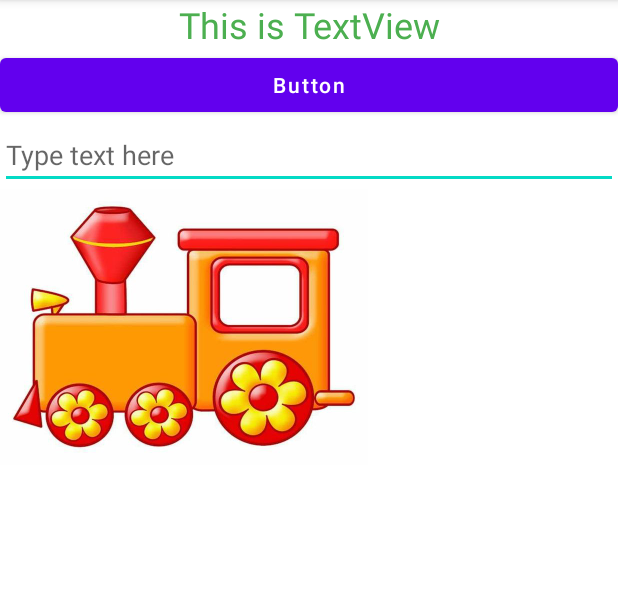
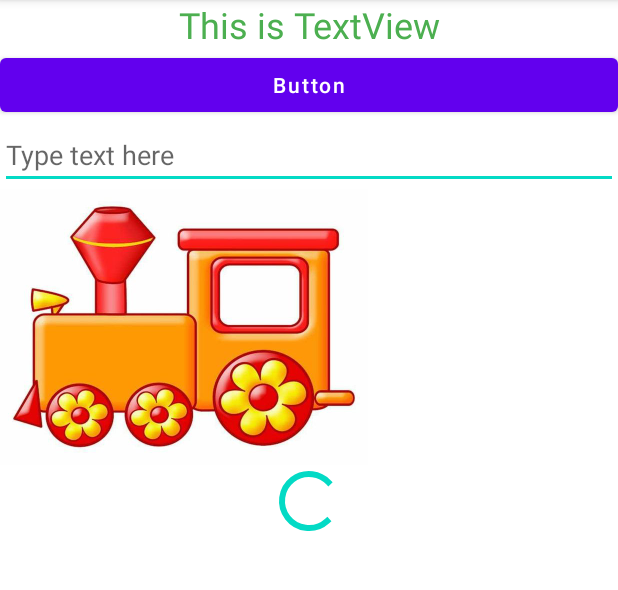
Before and after one commit to Angel105/demo-android-activity, an Android app: the screen it shows after launch (NormalActivity), on a phone screen of 412 x 824 dp, the part 84-674 px from its top. Run offline under Robolectric (Android 15) with nearby library versions, the phone set to English and light mode, and no system bars.

Commit message:
[32] create a ProgressBar to show the progress of some time-consuming operations: change visibility of the ProgressBar by switching three values: visible (default value), invisible and gone. Invisible (transparent)  means the widget cannot be seen, but still keeps the original position and size. Gone means the widget cannot be seen and won't take any space.  Change the btn click listener to make the progress bar disappear and reappear on btn clicking.

```diff
--- a/app/src/main/res/layout/normal_layout.xml
+++ b/app/src/main/res/layout/normal_layout.xml
@@ -36,4 +36,9 @@
         android:layout_height="wrap_content"
         android:src="@drawable/img_1"/>
 
+    <ProgressBar
+        android:id="@+id/progressBar"
+        android:layout_width="match_parent"
+        android:layout_height="wrap_content"/>
+
 </LinearLayout>
```
Also changed, not shown: app/src/main/java/com/example/activitytest/NormalActivity.kt (+10 -1 lines).
